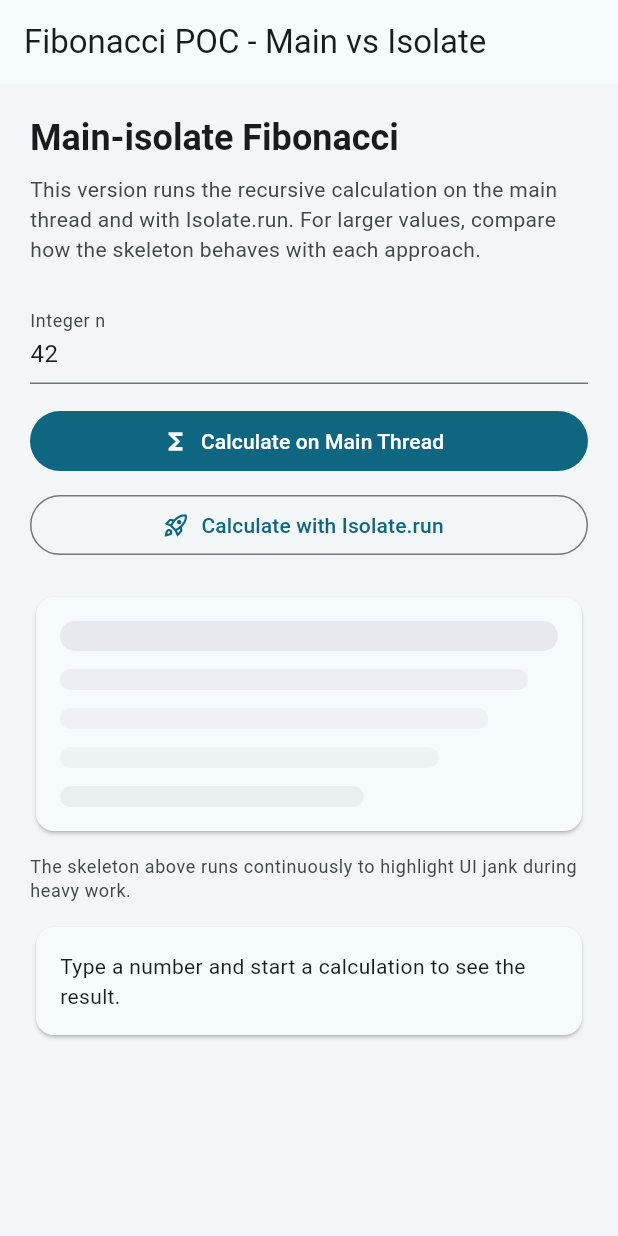
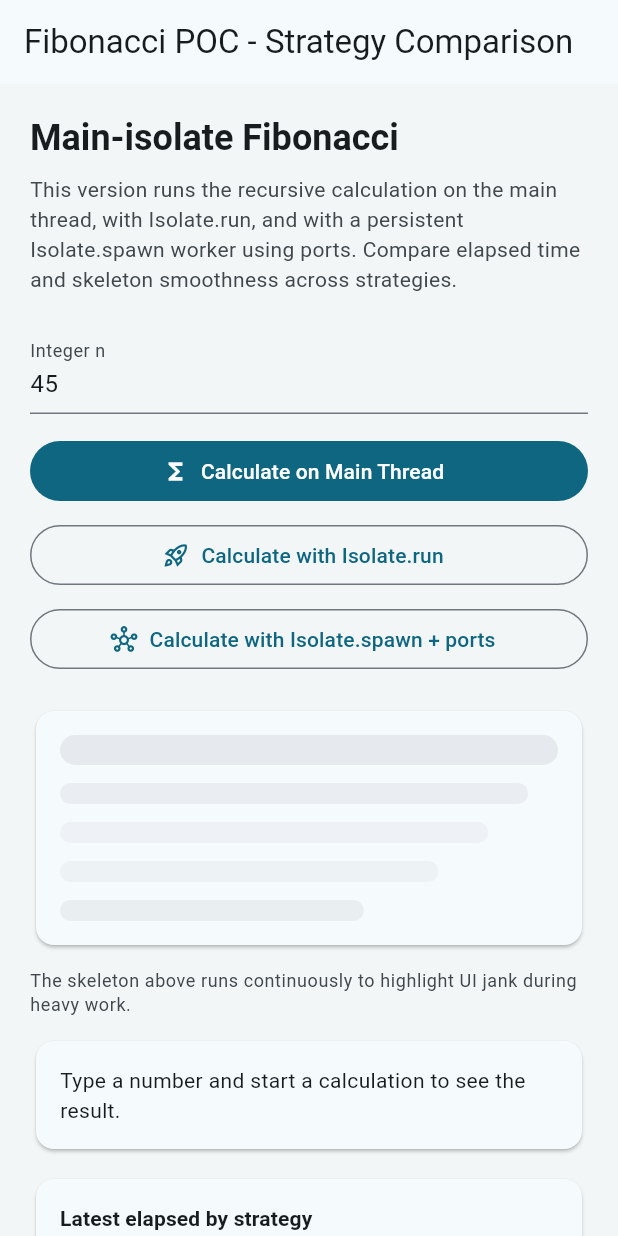
Before and after one commit to gustoliveira/flutter_isolates, a Flutter app: the screen it shows after launch, on a phone screen of 412 x 824 dp. Run offline on Flutter 3.47's test engine with Material 3 defaults, Android fonts, the phone set to English and light mode, and no system bars.

Commit message:
add Isolate.spawn worker strategy and rename POC page
Add a third Fibonacci execution mode using a persistent Isolate.spawn worker with SendPort/ReceivePort handshake to compare timing across strategies on the same screen. Rename main_thread_fibonacci_page to fibonacci_poc_page, set default input to 45, harden worker message guards, and update widget/unit tests for the new flow.

```diff
--- a/lib/main_thread_fibonacci_page.dart
+++ b/lib/fibonacci_poc_page.dart
@@ -1,8 +1,9 @@
 import 'package:flutter/material.dart';
 import 'package:flutter_isolates/fibonacci.dart';
+import 'package:flutter_isolates/fibonacci_spawn_worker.dart';
 import 'package:flutter_isolates/loading_skeleton.dart';
 
-enum _CalculationMode { mainThread, isolateRun }
+enum _CalculationMode { mainThread, isolateRun, spawnWorker }
 
 class MainThreadFibonacciPage extends StatefulWidget {
   const MainThreadFibonacciPage({super.key});
@@ -14,18 +15,23 @@ class MainThreadFibonacciPage extends StatefulWidget {
 
 class _MainThreadFibonacciPageState extends State<MainThreadFibonacciPage> {
   final TextEditingController _inputController = TextEditingController(
-    text: '42',
+    text: '45',
   );
+  final FibonacciSpawnWorker _spawnWorker = FibonacciSpawnWorker();
 
   bool _isCalculating = false;
   String? _inputError;
   int? _lastInput;
   int? _lastResult;
   Duration? _elapsed;
+  _CalculationMode? _lastCompletedMode;
   _CalculationMode? _activeMode;
+  final Map<_CalculationMode, Duration> _elapsedByMode =
+      <_CalculationMode, Duration>{};
 
   @override
   void dispose() {
+    _spawnWorker.dispose();
     _inputController.dispose();
     super.dispose();
   }
@@ -36,6 +42,10 @@ class _MainThreadFibonacciPageState extends State<MainThreadFibonacciPage> {
 
   Future<void> _calculateWithIsolateRun() async {
     await _runCalculation(_CalculationMode.isolateRun);
+  }
+
+  Future<void> _calculateWithSpawnWorker() async {
+    await _runCalculation(_CalculationMode.spawnWorker);
   }
 
   Future<void> _runCalculation(_CalculationMode mode) async {
@@ -74,8 +84,10 @@ class _MainThreadFibonacciPageState extends State<MainThreadFibonacciPage> {
     final int result;
     if (mode == _CalculationMode.mainThread) {
       result = fibonacciRecursive(value);
+    } else if (mode == _CalculationMode.isolateRun) {
+      result = await fibonacciWithIsolateRun(value);
     } else {
-      result = await fibonacciWithIsolateRun(value);
+      result = await _spawnWorker.calculate(value);
     }
     stopwatch.stop();
 
@@ -86,13 +98,39 @@ class _MainThreadFibonacciPageState extends State<MainThreadFibonacciPage> {
     setState(() {
       _isCalculating = false;
       _activeMode = null;
+      _lastCompletedMode = mode;
       _lastResult = result;
       _elapsed = stopwatch.elapsed;
+      _elapsedByMode[mode] = stopwatch.elapsed;
     });
   }
 
   String _formatElapsed(Duration elapsed) {
     return '${elapsed.inMilliseconds} ms';
+  }
+
+  String _modeLabel(_CalculationMode mode) {
+    switch (mode) {
+      case _CalculationMode.mainThread:
+        return 'Main Thread';
+      case _CalculationMode.isolateRun:
+        return 'Isolate.run';
+      case _CalculationMode.spawnWorker:
+        return 'Isolate.spawn + ports';
+    }
+  }
+
+  String _activeModeDescription() {
+    switch (_activeMode) {
+      case _CalculationMode.mainThread:
+        return 'Calculating on the main thread. The skeleton may freeze for large n.';
+      case _CalculationMode.isolateRun:
+        return 'Calculating with Isolate.run. The skeleton should stay smooth.';
+      case _CalculationMode.spawnWorker:
+        return 'Calculating with Isolate.spawn + ports. The skeleton should stay smooth.';
+      case null:
+        return 'The skeleton above runs continuously to highlight UI jank during heavy work.';
+    }
   }
 
   @override
@@ -101,7 +139,7 @@ class _MainThreadFibonacciPageState extends State<MainThreadFibonacciPage> {
 
     return Scaffold(
       resizeToAvoidBottomInset: false,
-      appBar: AppBar(title: const Text('Fibonacci POC - Main vs Isolate')),
+      appBar: AppBar(title: const Text('Fibonacci POC - Strategy Comparison')),
       body: SafeArea(
         child: Align(
           alignment: Alignment.topCenter,
@@ -121,8 +159,9 @@ class _MainThreadFibonacciPageState extends State<MainThreadFibonacciPage> {
                   const SizedBox(height: 8),
                   Text(
                     'This version runs the recursive calculation on the main '
-                    'thread and with Isolate.run. For larger values, compare '
-                    'how the skeleton behaves with each approach.',
+                    'thread, with Isolate.run, and with a persistent '
+                    'Isolate.spawn worker using ports. Compare elapsed time and '
+                    'skeleton smoothness across strategies.',
                     style: theme.textTheme.bodyMedium?.copyWith(
                       color: theme.colorScheme.onSurfaceVariant,
                     ),
@@ -161,15 +200,23 @@ class _MainThreadFibonacciPageState extends State<MainThreadFibonacciPage> {
                       label: const Text('Calculate with Isolate.run'),
                     ),
                   ),
+                  const SizedBox(height: 8),
+                  SizedBox(
+                    width: double.infinity,
+                    child: OutlinedButton.icon(
+                      key: const Key('calculate-spawn-worker-button'),
+                      onPressed: _isCalculating
+                          ? null
+                          : _calculateWithSpawnWorker,
+                      icon: const Icon(Icons.hub_outlined),
+                      label: const Text('Calculate with Isolate.spawn + ports'),
+                    ),
+                  ),
                   const SizedBox(height: 20),
                   const LoadingSkeleton(key: ValueKey('loading-skeleton')),
                   const SizedBox(height: 12),
                   Text(
-                    _isCalculating
-                        ? _activeMode == _CalculationMode.mainThread
-                              ? 'Calculating on the main thread. The skeleton may freeze for large n.'
-                              : 'Calculating with Isolate.run. The skeleton should stay smooth.'
-                        : 'The skeleton above runs continuously to highlight UI jank during heavy work.',
+                    _activeModeDescription(),
                     style: theme.textTheme.bodySmall?.copyWith(
                       color: theme.colorScheme.onSurfaceVariant,
                     ),
@@ -181,7 +228,19 @@ class _MainThreadFibonacciPageState extends State<MainThreadFibonacciPage> {
                     elapsedLabel: _elapsed == null
                         ? null
                         : _formatElapsed(_elapsed!),
+                    modeLabel: _lastCompletedMode == null
+                        ? null
+                        : _modeLabel(_lastCompletedMode!),
                     isCalculating: _isCalculating,
+                  ),
+                  const SizedBox(height: 12),
+                  _ComparisonCard(
+                    mainThreadElapsed:
+                        _elapsedByMode[_CalculationMode.mainThread],
+                    isolateRunElapsed:
+                        _elapsedByMode[_CalculationMode.isolateRun],
+                    spawnWorkerElapsed:
+                        _elapsedByMode[_CalculationMode.spawnWorker],
                   ),
                 ],
               ),
@@ -198,12 +257,14 @@ class _ResultCard extends StatelessWidget {
     this.input,
     this.result,
     this.elapsedLabel,
+    this.modeLabel,
     this.isCalculating = false,
   });
 
   final int? input;
   final int? result;
   final String? elapsedLabel;
+  final String? modeLabel;
   final bool isCalculating;
 
   @override
@@ -251,6 +312,13 @@ class _ResultCard extends StatelessWidget {
               ),
             ),
             const SizedBox(height: 8),
+            if (modeLabel != null)
+              Text(
+                'Strategy: $modeLabel',
+                key: const Key('fibonacci-mode-text'),
+                style: theme.textTheme.bodyMedium,
+              ),
+            if (modeLabel != null) const SizedBox(height: 8),
             Text(
               'Elapsed: $elapsedLabel',
               key: const Key('fibonacci-elapsed-text'),
@@ -262,3 +330,84 @@ class _ResultCard extends StatelessWidget {
     );
   }
 }
+
+class _ComparisonCard extends StatelessWidget {
+  const _ComparisonCard({
+    this.mainThreadElapsed,
+    this.isolateRunElapsed,
+    this.spawnWorkerElapsed,
+  });
+
+  final Duration? mainThreadElapsed;
+  final Duration? isolateRunElapsed;
+  final Duration? spawnWorkerElapsed;
+
+  String _format(Duration? elapsed) {
+    if (elapsed == null) {
+      return '--';
+    }
+    return '${elapsed.inMilliseconds} ms';
+  }
+
+  @override
+  Widget build(BuildContext context) {
+    final ThemeData theme = Theme.of(context);
+
+    return Card(
+      color: theme.colorScheme.surface,
+      child: Padding(
+        padding: const EdgeInsets.all(16),
+        child: Column(
+          crossAxisAlignment: CrossAxisAlignment.start,
+          children: [
+            Text(
+              'Latest elapsed by strategy',
+              style: theme.textTheme.titleSmall?.copyWith(
+                fontWeight: FontWeight.w700,
+              ),
+            ),
+            const SizedBox(height: 10),
+            _ComparisonRow(
+              label: 'Main Thread',
+              value: _format(mainThreadElapsed),
+            ),
+            const SizedBox(height: 6),
+            _ComparisonRow(
+              label: 'Isolate.run',
+              value: _format(isolateRunElapsed),
+            ),
+            const SizedBox(height: 6),
+            _ComparisonRow(
+              label: 'Isolate.spawn + ports',
+              value: _format(spawnWorkerElapsed),
+            ),
+          ],
+        ),
+      ),
+    );
+  }
+}
+
+class _ComparisonRow extends StatelessWidget {
+  const _ComparisonRow({required this.label, required this.value});
+
+  final String label;
+  final String value;
+
+  @override
+  Widget build(BuildContext context) {
+    final ThemeData theme = Theme.of(context);
+
+    return Row(
+      children: [
+        Expanded(child: Text(label, style: theme.textTheme.bodyMedium)),
+        Text(
+          value,
+          style: theme.textTheme.bodyMedium?.copyWith(
+            fontWeight: FontWeight.w700,
+          ),
+        ),
+      ],
+    );
+  }
+}
--- a/lib/main.dart
+++ b/lib/main.dart
@@ -1,5 +1,5 @@
 import 'package:flutter/material.dart';
-import 'package:flutter_isolates/main_thread_fibonacci_page.dart';
+import 'package:flutter_isolates/fibonacci_poc_page.dart';
 
 void main() {
   runApp(const MyApp());
```
Also changed, not shown: lib/fibonacci_spawn_worker.dart (added, +112 -0 lines), 3 other files.
